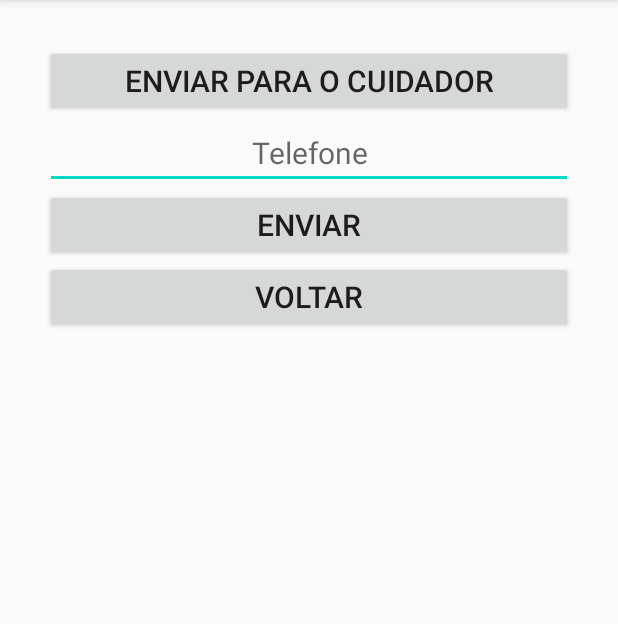
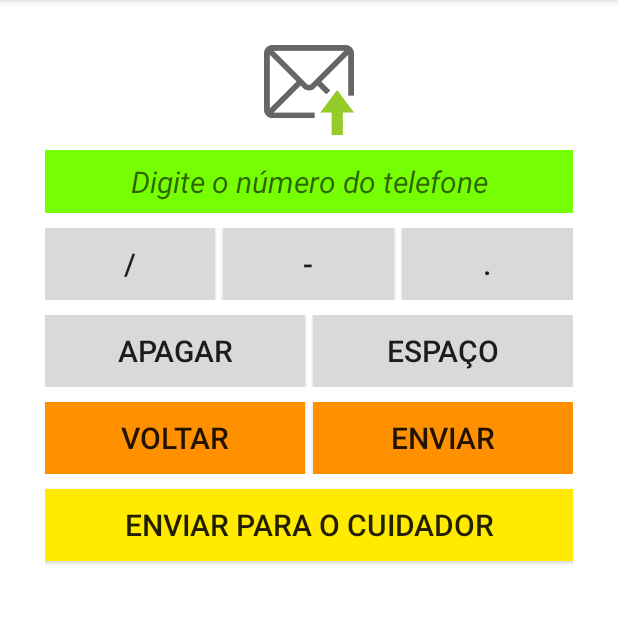
Before and after one commit to luizfelipelazzaron/desagil-projeto1, an Android app: the SendMessage screen opened directly, with no data from a screen before it, on a phone screen of 412 x 824 dp, the part 84-708 px from its top. Run offline under Robolectric (Android 15) with nearby library versions, the phone set to English and light mode, and no system bars.

Commit message:
alterações send_message xml

```diff
--- a/app/src/main/res/layout/activity_new_message.xml
+++ b/app/src/main/res/layout/activity_new_message.xml
@@ -41,12 +41,14 @@
         android:id="@+id/text_message"
         android:layout_width="match_parent"
         android:layout_height="wrap_content"
+        android:hint="Digite em morse"
         android:layout_marginTop="10sp"
-        android:padding="5sp"
+        android:padding="7.5sp"
         android:background="#76FF03"
+        android:textColor="#000000"
         android:textAlignment="center"
-        android:textSize="25sp"
-        android:textStyle="bold" />
+        android:textSize="20sp"
+        android:textStyle="italic" />
 
     <LinearLayout
         android:layout_width="match_parent"
@@ -127,10 +129,10 @@
             android:id="@+id/back"
             android:layout_width="wrap_content"
             android:layout_height="wrap_content"
+            android:layout_marginRight="2.5sp"
             android:layout_weight="1"
-            android:background="#D7DAD7"
+            android:background="#FF9100"
             android:text="voltar"
-            android:layout_marginRight="2.5sp"
             android:textSize="20sp"
             tools:ignore="ButtonStyle,HardcodedText" />
 
@@ -138,10 +140,10 @@
             android:id="@+id/enviar"
             android:layout_width="wrap_content"
             android:layout_height="wrap_content"
+            android:layout_marginLeft="2.5sp"
             android:layout_weight="1"
-            android:background="#D7DAD7"
+            android:background="#FFEA00"
             android:text="destinatário"
-            android:layout_marginLeft="2.5sp"
             android:textSize="20sp"
             tools:ignore="ButtonStyle,HardcodedText" />
     </LinearLayout>
--- a/app/src/main/res/layout/activity_send_message.xml
+++ b/app/src/main/res/layout/activity_send_message.xml
@@ -1,46 +1,157 @@
 <?xml version="1.0" encoding="utf-8"?>
-
-<GridLayout xmlns:android="http://schemas.android.com/apk/res/android"
+<LinearLayout xmlns:android="http://schemas.android.com/apk/res/android"
+    xmlns:app="http://schemas.android.com/apk/res-auto"
     xmlns:tools="http://schemas.android.com/tools"
     android:layout_width="match_parent"
     android:layout_height="match_parent"
-    android:columnCount="1"
-    android:rowCount="4"
+    android:background="#FFFFFF"
+    android:orientation="vertical"
     android:padding="30sp"
     tools:context=".SendMessage">
 
-    <Button
-        android:id="@+id/cuidadorShortcut"
+
+    <LinearLayout
         android:layout_width="match_parent"
         android:layout_height="wrap_content"
-        android:text="Enviar para o cuidador"
-        android:textSize="20sp"
-        tools:ignore="HardcodedText" />
+        android:orientation="vertical">
+
+        <ImageView
+            android:id="@+id/imageView2"
+            android:layout_width="match_parent"
+            android:layout_height="60dp"
+            app:srcCompat="@drawable/download" />
+    </LinearLayout>
+
+    <LinearLayout
+        android:layout_width="match_parent"
+        android:layout_height="wrap_content"
+        android:orientation="vertical">
 
         <EditText
             android:id="@+id/text_phone"
             android:layout_width="match_parent"
             android:layout_height="wrap_content"
             android:gravity="center_horizontal"
-        android:hint="Telefone"
+            android:hint="Digite o número do telefone"
+            android:layout_marginTop="10sp"
             android:inputType="phone"
+            android:background="#76FF03"
+            android:padding="7.5sp"
+            android:textColor="#000000"
+            android:textStyle="italic"
+            android:textAlignment="center"
             android:textSize="20sp"
             tools:ignore="Autofill,HardcodedText" />
+    </LinearLayout>
+
+    <LinearLayout
+        android:layout_width="match_parent"
+        android:layout_height="wrap_content"
+        android:layout_marginTop="10sp"
+        android:orientation="horizontal">
 
         <Button
-        android:id="@+id/button_send"
+            android:id="@+id/slash"
+            android:layout_width="wrap_content"
+            android:layout_height="wrap_content"
+            android:layout_weight="1"
+            android:background="#D7DAD7"
+            android:text="/"
+            android:layout_marginRight="2.5sp"
+            android:textSize="20sp"
+            tools:ignore="ButtonStyle,HardcodedText" />
+
+        <Button
+            android:id="@+id/dash"
+            android:layout_width="wrap_content"
+            android:layout_height="wrap_content"
+            android:layout_weight="1"
+            android:background="#D7DAD7"
+            android:text="-"
+            android:layout_marginRight="2.5sp"
+            android:layout_marginLeft="2.5sp"
+            android:textSize="20sp"
+            tools:ignore="ButtonStyle,HardcodedText" />
+
+        <Button
+            android:id="@+id/dot"
+            android:layout_width="wrap_content"
+            android:layout_height="wrap_content"
+            android:layout_weight="1"
+            android:background="#D7DAD7"
+            android:text="."
+            android:layout_marginLeft="2.5sp"
+            android:textSize="20sp"
+            tools:ignore="ButtonStyle,HardcodedText" />
+    </LinearLayout>
+
+    <LinearLayout
         android:layout_width="match_parent"
         android:layout_height="wrap_content"
-        android:text="Enviar"
+        android:layout_marginTop="10sp"
+        android:orientation="horizontal">
+
+        <Button
+            android:id="@+id/backspace"
+            android:layout_width="wrap_content"
+            android:layout_height="wrap_content"
+            android:layout_weight="1"
+            android:background="#D7DAD7"
+            android:text="apagar"
+            android:layout_marginRight="2.5sp"
             android:textSize="20sp"
             tools:ignore="HardcodedText" />
 
         <Button
-        android:id="@+id/back"
+            android:id="@+id/space"
+            android:layout_width="wrap_content"
+            android:layout_height="wrap_content"
+            android:layout_weight="1"
+            android:background="#D7DAD7"
+            android:text="espaço"
+            android:layout_marginLeft="2.5sp"
+            android:textSize="20sp"
+            tools:ignore="ButtonStyle,HardcodedText" />
+
+    </LinearLayout>
+
+    <LinearLayout
         android:layout_width="match_parent"
         android:layout_height="wrap_content"
+        android:layout_marginTop="10sp"
+        android:orientation="horizontal">
+
+        <Button
+            android:id="@+id/back"
+            android:layout_width="wrap_content"
+            android:layout_height="wrap_content"
+            android:layout_marginRight="2.5sp"
+            android:layout_weight="1"
+            android:background="#FF9100"
             android:text="voltar"
             android:textSize="20sp"
             tools:ignore="ButtonStyle,HardcodedText" />
 
-</GridLayout>
+        <Button
+            android:id="@+id/button_send"
+            android:layout_width="wrap_content"
+            android:layout_height="wrap_content"
+            android:layout_marginLeft="2.5sp"
+            android:layout_weight="1"
+            android:background="#FF9100"
+            android:text="enviar"
+            android:textSize="20sp"
+            tools:ignore="ButtonStyle,HardcodedText" />
+    </LinearLayout>
+
+    <Button
+        android:id="@+id/cuidadorShortcut"
+        android:layout_width="match_parent"
+        android:layout_height="wrap_content"
+        android:layout_marginTop="10sp"
+        android:background="#FFEA00"
+        android:text="Enviar para o cuidador"
+        android:textSize="20sp"
+        tools:ignore="HardcodedText" />
+
+</LinearLayout>
```
Also changed, not shown: app/src/main/res/drawable-v24/download.png (added), app/src/main/res/drawable-v24/icon1.png (added), app/src/main/res/drawable-v24/morse.png (deleted), app/src/main/res/layout/simple_spinner_dropdown_item.xml (line endings or trailing spaces). Lines whose indentation alone changed are shown as unchanged.
